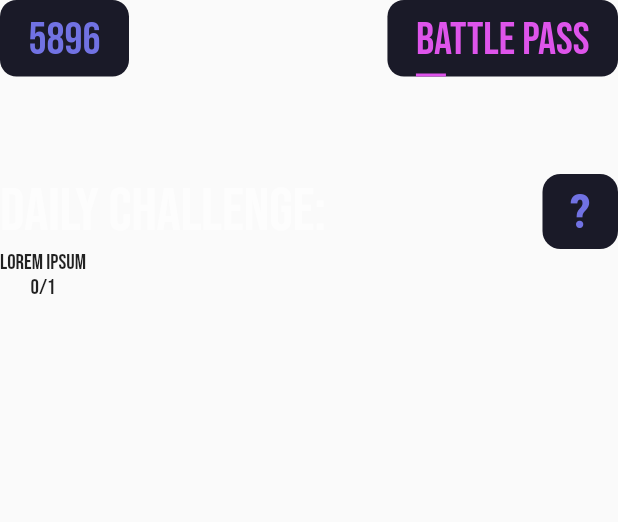
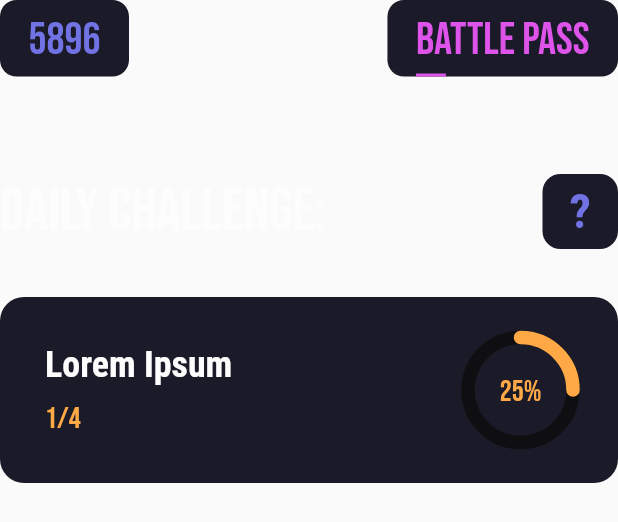
Before and after one commit to Winhalla/winhalla-app, a Flutter app: the MyHomePage widget shown alone on an empty page, opened directly, on a phone screen of 412 x 824 dp. Shown: the top 522 px of the screen. Run offline on Flutter 3.47's test engine with Material 2 defaults, Android fonts, the phone set to English and light mode, and no system bars; missing offline and left inert: dart:ffi; network calls fail.

Commit message:
Add Quest card layout

```diff
--- a/lib/screens/home.dart
+++ b/lib/screens/home.dart
@@ -1,5 +1,6 @@
 import 'package:flutter/material.dart';
 import 'package:winhalla_app/config/themes/dark_theme.dart';
+import 'package:winhalla_app/widgets/quest_widget.dart';
 
 class MyHomePage extends StatefulWidget {
   const MyHomePage({Key? key}) : super(key: key);
@@ -78,22 +79,14 @@ class _MyHomePageState extends State<MyHomePage> {
           ],
         ),
 
-        Column(
-          children: [
-            Container(
-              child: Row(
-                children: [
-                  Column(
-                    children: [
-                      Text("Lorem ipsum"),
-                      Text("0/1")
-                    ],
-                  )
-                ],
-              ),
-            )
-          ]
+        Padding(
+          padding: const EdgeInsets.only(top: 32),
+          child: Column(
+            children: [
+              QuestWidget(name: "Lorem Ipsum", color: kOrange, progress: 1, goal: 4)
+            ]
 
+          ),
         )
       ],
     );
--- /dev/null
+++ b/lib/widgets/quest_widget.dart
@@ -0,0 +1,119 @@
+import 'dart:ffi';
+import 'dart:math';
+
+import 'package:flutter/material.dart';
+import 'package:winhalla_app/config/themes/dark_theme.dart';
+
+class QuestWidget extends StatelessWidget {
+  String name;
+  Color color;
+  int progress;
+  int goal;
+
+  QuestWidget(
+      {Key? key,
+      required this.name,
+      required this.color,
+      required this.progress,
+      required this.goal})
+      : super(key: key);
+
+  @override
+  Widget build(BuildContext context) {
+
+    double percentage = progress / goal * 100;
+
+    return Container(
+      decoration: BoxDecoration(
+          color: kBackgroundVariant, borderRadius: BorderRadius.circular(16)),
+      padding: EdgeInsets.fromLTRB(30, 27, 30, 27),
+      child: Row(
+        mainAxisAlignment: MainAxisAlignment.spaceBetween,
+        children: [
+          Column(
+            crossAxisAlignment: CrossAxisAlignment.start,
+            children: [
+              Text(
+                name,
+                style: kBodyText2,
+              ),
+              const Padding(padding: EdgeInsets.only(top: 10)),
+              Text(
+                "$progress/$goal",
+                style: kBodyText4.apply(color: color),
+              )
+            ],
+          ),
+          Stack(
+            children: [
+              Container(
+                width: 70,
+                height: 70,
+                child:
+                  CustomPaint(
+                  foregroundPainter: ProgressPainter(
+                    progressColor: color,
+                    percentage: percentage,
+                    width: 9
+                  ),
+                )
+              ),
+              Positioned.fill(
+                  child: Align(
+                      alignment: Alignment.center,
+                      child: Padding(
+                        padding: const EdgeInsets.only(
+                            top:
+                                2), //add padding to center the font that has default bottom spacing
+                        child: Text("${percentage.round()}%",
+                            style: kBodyText4.apply(color: color)),
+                      ))),
+
+            ],
+          )
+        ],
+      ),
+    );
+  }
+}
+
+class ProgressPainter extends CustomPainter {
+  Color progressColor;
+  double percentage;
+  double width;
+
+  ProgressPainter(
+      {required this.progressColor,
+      required this.percentage,
+      required this.width});
+
+  @override
+  void paint(Canvas canvas, Size size) {
+
+    Paint line = Paint()
+      ..color = kBackground
+      ..strokeCap = StrokeCap.round
+      ..style = PaintingStyle.stroke
+      ..strokeWidth = width;
+
+    Paint progress = Paint()
+      ..color = progressColor
+      ..strokeCap = StrokeCap.round
+      ..style = PaintingStyle.stroke
+      ..strokeWidth = width;
+
+    Offset center = Offset(size.width / 2, size.height / 2);
+    double radius = min(size.width / 2, size.height / 2);
+
+    canvas.drawCircle(center, radius, line);
+
+    double arcAngle = 2 * pi * (percentage / 100);
+    canvas.drawArc(Rect.fromCircle(center: center, radius: radius), -pi / 2,
+        arcAngle, false, progress);
+  }
+
+  @override
+  bool shouldRepaint(covariant CustomPainter oldDelegate) {
+    return false;
+  }
+}
```
